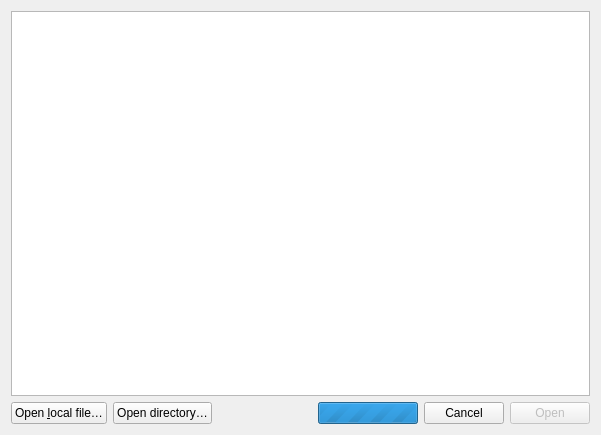
Old version of the form ui/OpenCorpusDialog.ui in the repository rug-compling/dact.
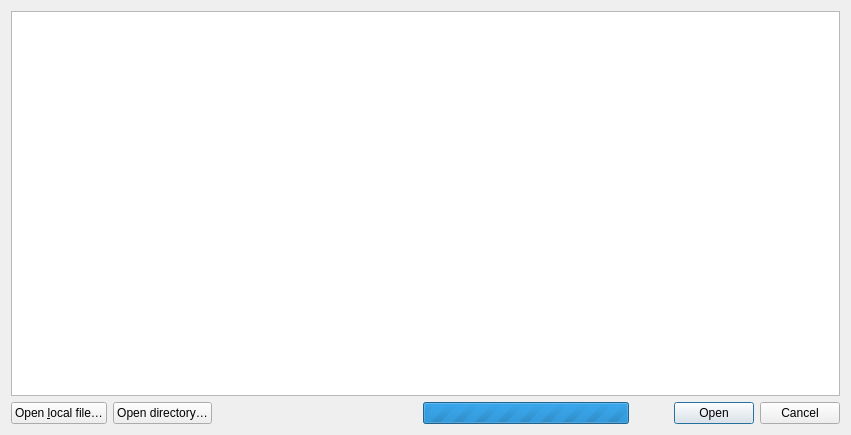
New version of the form.

Commit message:
Use a QDialogButtonBox in the 'Open Corpus' window.
Fixes #98.

Diff of the .ui file:
```diff
--- a/ui/OpenCorpusDialog.ui
+++ b/ui/OpenCorpusDialog.ui
@@ -6,7 +6,7 @@
    <rect>
     <x>0</x>
     <y>0</y>
-    <width>601</width>
+    <width>851</width>
     <height>435</height>
    </rect>
   </property>
@@ -77,22 +77,9 @@
       </widget>
      </item>
      <item>
-      <widget class="QPushButton" name="cancelButton">
-       <property name="text">
-        <string>Cancel</string>
-       </property>
-      </widget>
-     </item>
-     <item>
-      <widget class="QPushButton" name="openButton">
-       <property name="enabled">
-        <bool>false</bool>
-       </property>
-       <property name="text">
-        <string>Open</string>
-       </property>
-       <property name="default">
-        <bool>true</bool>
+      <widget class="QDialogButtonBox" name="buttonBox">
+       <property name="standardButtons">
+        <set>QDialogButtonBox::Cancel|QDialogButtonBox::Open</set>
        </property>
       </widget>
      </item>
```
Left out of the diff: 32 changed lines with no effect on the pictures. The commit also changes 1 other file.
